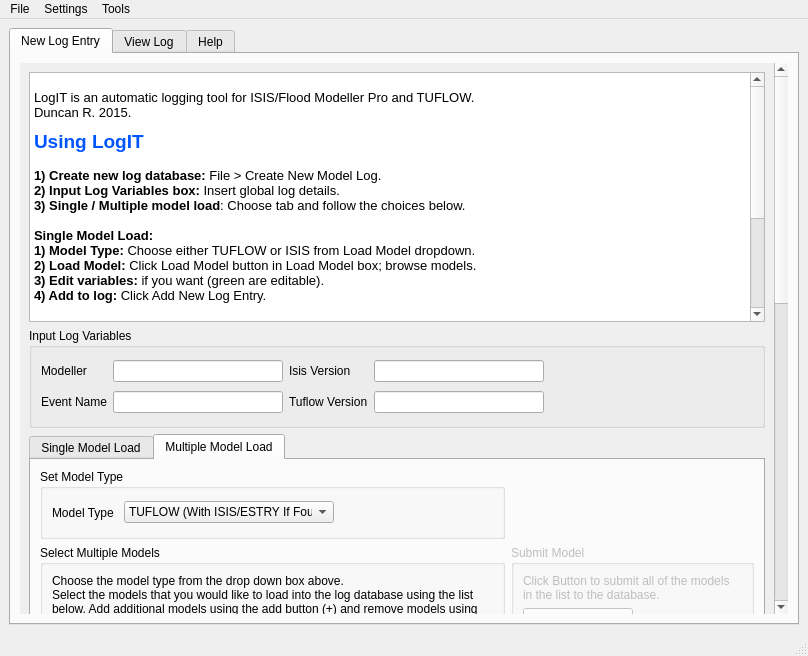
Qt form src/logit/LogIT_UI.ui (ErmeviewEnvironmentalLtd/LogIT) before a commit.
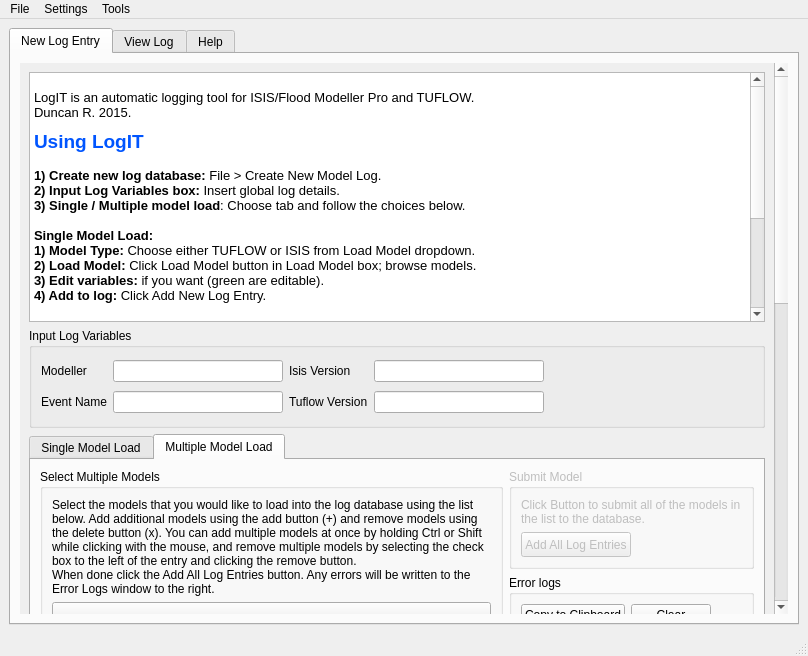
The same form after that commit. The open tabs and pages were chosen to show the change. Icons and pictures are not drawn.

Commit message:
Bugfix on 1D only loader and removed model type selection.
There was a bug in the 1D only loader caused by the
LogClasses SubLog always expecting a list of entries
from the log entries that can contain multiple types.
The 1D only load now wraps the 'None' types in a list
to fix the bug.

There is no need to use the model type combo box anymore
since the FileLoader class can load any model type. This
has now been removed.

Patch:
```diff
--- a/src/logit/LogIT_UI.ui
+++ b/src/logit/LogIT_UI.ui
@@ -1773,100 +1773,7 @@
                   <string>Multiple Model Load</string>
                  </attribute>
                  <layout class="QGridLayout" name="gridLayout_2">
-                  <item row="0" column="0">
-                   <widget class="QGroupBox" name="loadMultiModelGroupBox">
-                    <property name="sizePolicy">
-                     <sizepolicy hsizetype="Expanding" vsizetype="Expanding">
-                      <horstretch>0</horstretch>
-                      <verstretch>0</verstretch>
-                     </sizepolicy>
-                    </property>
-                    <property name="minimumSize">
-                     <size>
-                      <width>0</width>
-                      <height>70</height>
-                     </size>
-                    </property>
-                    <property name="maximumSize">
-                     <size>
-                      <width>16777215</width>
-                      <height>70</height>
-                     </size>
-                    </property>
-                    <property name="title">
-                     <string>Set Model Type</string>
-                    </property>
-                    <layout class="QHBoxLayout" name="horizontalLayout_4">
-                     <item>
-                      <widget class="QLabel" name="loadMultiModelComboLabel">
-                       <property name="font">
-                        <font>
-                         <pointsize>9</pointsize>
-                        </font>
-                       </property>
-                       <property name="text">
-                        <string>Model Type </string>
-                       </property>
-                      </widget>
-                     </item>
-                     <item>
-                      <widget class="QComboBox" name="loadMultiModelComboBox">
-                       <property name="sizePolicy">
-                        <sizepolicy hsizetype="Fixed" vsizetype="Fixed">
-                         <horstretch>0</horstretch>
-                         <verstretch>0</verstretch>
-                        </sizepolicy>
-                       </property>
-                       <property name="minimumSize">
-                        <size>
-                         <width>210</width>
-                         <height>20</height>
-                        </size>
-                       </property>
-                       <property name="maximumSize">
-                        <size>
-                         <width>60</width>
-                         <height>16777215</height>
-                        </size>
-                       </property>
-                       <property name="toolTip">
-                        <string>Type of model to log (default: Tuflow)</string>
-                       </property>
-                       <property name="autoFillBackground">
-                        <bool>false</bool>
-                       </property>
-                       <property name="currentIndex">
-                        <number>0</number>
-                       </property>
-                       <item>
-                        <property name="text">
-                         <string>TUFLOW (With ISIS/ESTRY If Found)</string>
-                        </property>
-                       </item>
-                       <item>
-                        <property name="text">
-                         <string>ISIS Only</string>
-                        </property>
-                       </item>
-                      </widget>
-                     </item>
-                     <item>
-                      <spacer name="horizontalSpacer_6">
-                       <property name="orientation">
-                        <enum>Qt::Horizontal</enum>
-                       </property>
-                       <property name="sizeHint" stdset="0">
-                        <size>
-                         <width>40</width>
-                         <height>20</height>
-                        </size>
-                       </property>
-                      </spacer>
-                     </item>
-                    </layout>
-                   </widget>
-                  </item>
-                  <item row="1" column="0" rowspan="2">
+                  <item row="0" column="0" rowspan="2">
                    <widget class="QGroupBox" name="chooseMultipleModelsGroupBox">
                     <property name="autoFillBackground">
                      <bool>false</bool>
@@ -1884,8 +1791,7 @@
                         </sizepolicy>
                        </property>
                        <property name="text">
-                        <string>Choose the model type from the drop down box above.
-Select the models that you would like to load into the log database using the list below. Add additional models using the add button (+) and remove models using the delete button (x). You can add and remove multiple models at once by holding Ctrl or Shift while clicking with the mouse.
+                        <string>Select the models that you would like to load into the log database using the list below. Add additional models using the add button (+) and remove models using the delete button (x). You can add multiple models at once by holding Ctrl or Shift while clicking with the mouse, and remove multiple models by selecting the check box to the left of the entry and clicking the remove button.
 When done click the Add All Log Entries button. Any errors will be written to the Error Logs window to the right.</string>
                        </property>
                        <property name="textFormat">
@@ -1942,7 +1848,7 @@
                     </layout>
                    </widget>
                   </item>
-                  <item row="1" column="1">
+                  <item row="0" column="1">
                    <widget class="QGroupBox" name="submitMultiModelGroup">
                     <property name="enabled">
                      <bool>false</bool>
@@ -2038,7 +1944,7 @@
                     </layout>
                    </widget>
                   </item>
-                  <item row="2" column="1">
+                  <item row="1" column="1">
                    <widget class="QGroupBox" name="multiModelLoadErrorGroup">
                     <property name="maximumSize">
                      <size>
```
Left out of the diff: 69 changed lines with no effect on the pictures. The commit also changes 10 other files.
